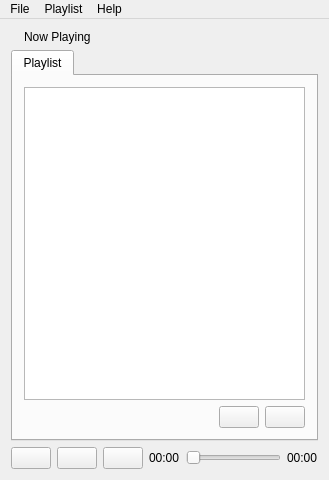
kvrohit/muiplayer, file src/MUI/ui/mui.ui: the form before one commit.
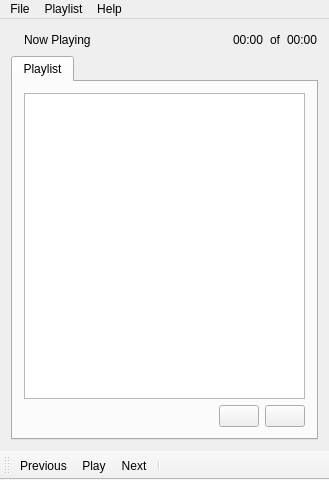
The form after the commit. Icons and pictures are not drawn.

Commit message: additions & modifications: 1. new layout; player controls now in toolbar 2. added volume control 3. added mouse wheel support for volume control 4. volume settings saved and restored

What changed in the file:
```diff
--- a/src/MUI/ui/mui.ui
+++ b/src/MUI/ui/mui.ui
@@ -18,8 +18,8 @@
   <widget class="QWidget" name="centralWidget" >
    <layout class="QVBoxLayout" name="verticalLayout" >
     <item>
-     <layout class="QFormLayout" name="formLayout" >
-      <item row="0" column="0" >
+     <layout class="QHBoxLayout" name="horizontalLayout" >
+      <item>
        <widget class="QLabel" name="label" >
         <property name="sizePolicy" >
          <sizepolicy vsizetype="Preferred" hsizetype="Preferred" >
@@ -35,7 +35,7 @@
         </property>
        </widget>
       </item>
-      <item row="0" column="1" >
+      <item>
        <widget class="QLabel" name="labelNowPlaying" >
         <property name="sizePolicy" >
          <sizepolicy vsizetype="Preferred" hsizetype="Preferred" >
@@ -55,6 +55,51 @@
         </property>
        </widget>
       </item>
+      <item>
+       <spacer name="horizontalSpacer_2" >
+        <property name="orientation" >
+         <enum>Qt::Horizontal</enum>
+        </property>
+        <property name="sizeHint" stdset="0" >
+         <size>
+          <width>40</width>
+          <height>20</height>
+         </size>
+        </property>
+       </spacer>
+      </item>
+      <item>
+       <widget class="QLabel" name="labelTime" >
+        <property name="sizePolicy" >
+         <sizepolicy vsizetype="Preferred" hsizetype="Preferred" >
+          <horstretch>0</horstretch>
+          <verstretch>0</verstretch>
+         </sizepolicy>
+        </property>
+        <property name="font" >
+         <font>
+          <italic>false</italic>
+         </font>
+        </property>
+        <property name="text" >
+         <string>00:00</string>
+        </property>
+       </widget>
+      </item>
+      <item>
+       <widget class="QLabel" name="label_2" >
+        <property name="text" >
+         <string>of</string>
+        </property>
+       </widget>
+      </item>
+      <item>
+       <widget class="QLabel" name="labelTotalTime" >
+        <property name="text" >
+         <string>00:00</string>
+        </property>
+       </widget>
+      </item>
      </layout>
     </item>
     <item>
@@ -111,13 +156,7 @@
            <widget class="QPushButton" name="buttonAdd" >
             <property name="icon" >
              <iconset resource="../rcc/res.qrc" >
-              <normaloff>:/images/images/edit_add.png</normaloff>:/images/images/edit_add.png</iconset>
-            </property>
-            <property name="iconSize" >
-             <size>
-              <width>16</width>
-              <height>16</height>
-             </size>
+              <normaloff>:/images/images/add.png</normaloff>:/images/images/add.png</iconset>
             </property>
             <property name="shortcut" >
              <string>+</string>
@@ -128,13 +167,7 @@
            <widget class="QPushButton" name="buttonRemove" >
             <property name="icon" >
              <iconset resource="../rcc/res.qrc" >
-              <normaloff>:/images/images/edit_remove.png</normaloff>:/images/images/edit_remove.png</iconset>
-            </property>
-            <property name="iconSize" >
-             <size>
-              <width>16</width>
-              <height>16</height>
-             </size>
+              <normaloff>:/images/images/remove.png</normaloff>:/images/images/remove.png</iconset>
             </property>
            </widget>
           </item>
@@ -144,93 +177,6 @@
       </widget>
      </widget>
     </item>
-    <item>
-     <layout class="QGridLayout" name="gridLayout" >
-      <item row="0" column="0" >
-       <widget class="QPushButton" name="buttonPrevious" >
-        <property name="icon" >
-         <iconset resource="../rcc/res.qrc" >
-          <normaloff>:/images/images/previous.png</normaloff>:/images/images/previous.png</iconset>
-        </property>
-        <property name="iconSize" >
-         <size>
-          <width>24</width>
-          <height>24</height>
-         </size>
-        </property>
-        <property name="shortcut" >
-         <string>&lt;</string>
-        </property>
-       </widget>
-      </item>
-      <item row="0" column="1" >
-       <widget class="QPushButton" name="buttonPlay" >
-        <property name="icon" >
-         <iconset resource="../rcc/res.qrc" >
-          <normaloff>:/images/images/play.png</normaloff>:/images/images/play.png</iconset>
-        </property>
-        <property name="iconSize" >
-         <size>
-          <width>24</width>
-          <height>24</height>
-         </size>
-        </property>
-        <property name="shortcut" >
-         <string>Space</string>
-        </property>
-       </widget>
-      </item>
-      <item row="0" column="2" >
-       <widget class="QPushButton" name="buttonNext" >
-        <property name="icon" >
-         <iconset resource="../rcc/res.qrc" >
-          <normaloff>:/images/images/next.png</normaloff>:/images/images/next.png</iconset>
-        </property>
-        <property name="iconSize" >
-         <size>
-          <width>24</width>
-          <height>24</height>
-         </size>
-        </property>
-        <property name="shortcut" >
-         <string>></string>
-        </property>
-       </widget>
-      </item>
-      <item row="0" column="3" >
-       <widget class="QLabel" name="labelTime" >
-        <property name="sizePolicy" >
-         <sizepolicy vsizetype="Preferred" hsizetype="Preferred" >
-          <horstretch>0</horstretch>
-          <verstretch>0</verstretch>
-         </sizepolicy>
-        </property>
-        <property name="font" >
-         <font>
-          <italic>false</italic>
-         </font>
-        </property>
-        <property name="text" >
-         <string>00:00</string>
-        </property>
-       </widget>
-      </item>
-      <item row="0" column="4" >
-       <widget class="QSlider" name="slider" >
-        <property name="orientation" >
-         <enum>Qt::Horizontal</enum>
-        </property>
-       </widget>
-      </item>
-      <item row="0" column="5" >
-       <widget class="QLabel" name="labelTotalTime" >
-        <property name="text" >
-         <string>00:00</string>
-        </property>
-       </widget>
-      </item>
-     </layout>
-    </item>
    </layout>
   </widget>
   <widget class="QMenuBar" name="menuBar" >
@@ -267,6 +213,30 @@
    <addaction name="menuPlaylist" />
    <addaction name="menuHelp" />
   </widget>
+  <widget class="QToolBar" name="toolBar" >
+   <property name="windowTitle" >
+    <string>Player Controls</string>
+   </property>
+   <property name="allowedAreas" >
+    <set>Qt::BottomToolBarArea|Qt::TopToolBarArea</set>
+   </property>
+   <property name="iconSize" >
+    <size>
+     <width>24</width>
+     <height>24</height>
+    </size>
+   </property>
+   <attribute name="toolBarArea" >
+    <enum>BottomToolBarArea</enum>
+   </attribute>
+   <attribute name="toolBarBreak" >
+    <bool>true</bool>
+   </attribute>
+   <addaction name="actionPrevious" />
+   <addaction name="actionPlay" />
+   <addaction name="actionNext" />
+   <addaction name="separator" />
+  </widget>
   <action name="actionAbout" >
    <property name="icon" >
     <iconset resource="../rcc/res.qrc" >
@@ -300,6 +270,33 @@
     <string>Save ...</string>
    </property>
   </action>
+  <action name="actionPlay" >
+   <property name="icon" >
+    <iconset resource="../rcc/res.qrc" >
+     <normaloff>:/images/images/play.png</normaloff>:/images/images/play.png</iconset>
+   </property>
+   <property name="text" >
+    <string>Play</string>
+   </property>
+  </action>
+  <action name="actionNext" >
+   <property name="icon" >
+    <iconset resource="../rcc/res.qrc" >
+     <normaloff>:/images/images/next.png</normaloff>:/images/images/next.png</iconset>
+   </property>
+   <property name="text" >
+    <string>Next</string>
+   </property>
+  </action>
+  <action name="actionPrevious" >
+   <property name="icon" >
+    <iconset resource="../rcc/res.qrc" >
+     <normaloff>:/images/images/previous.png</normaloff>:/images/images/previous.png</iconset>
+   </property>
+   <property name="text" >
+    <string>Previous</string>
+   </property>
+  </action>
  </widget>
  <layoutdefault spacing="6" margin="11" />
  <resources>
```
Left out of the diff: 15 changed lines with no effect on the pictures. The commit also changes 7 other files.
